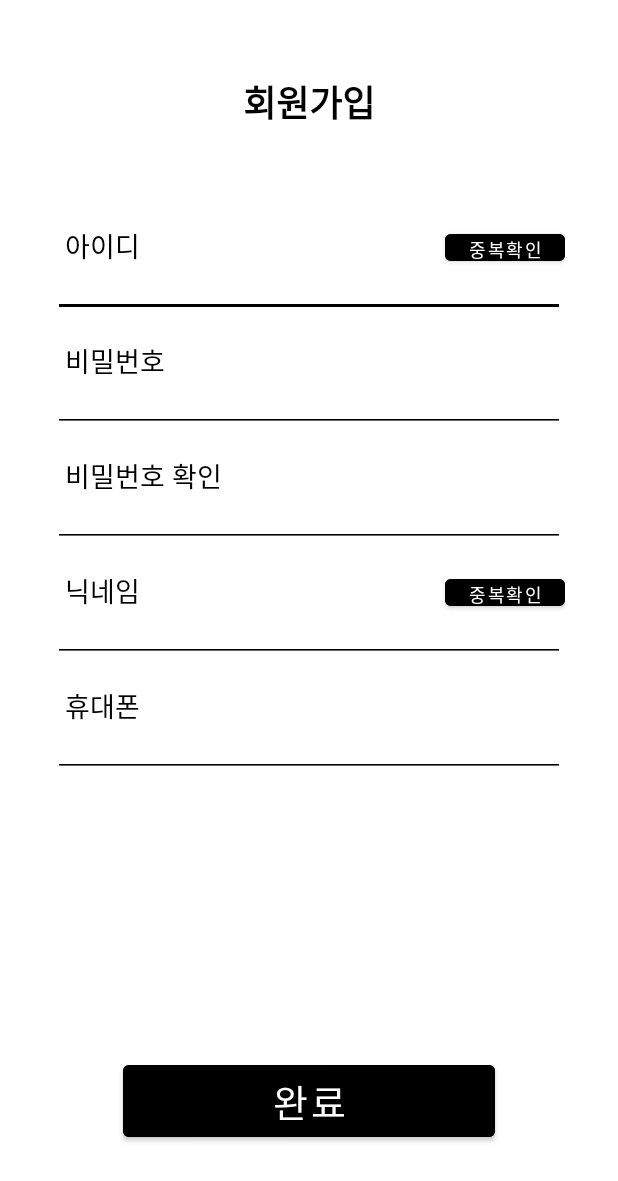
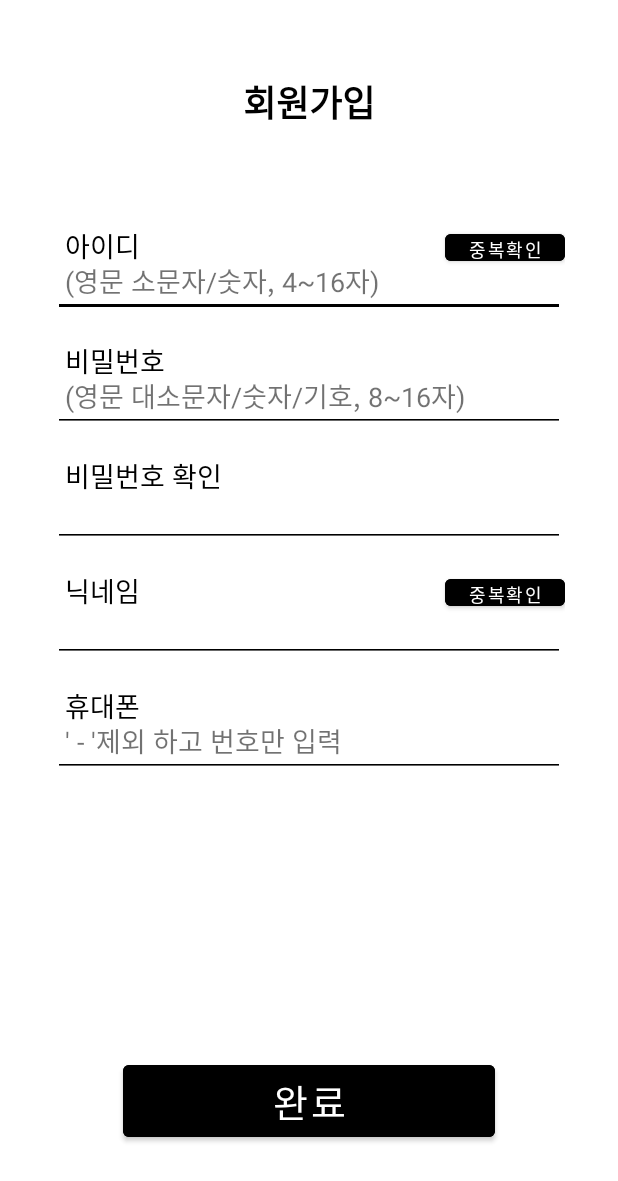
Before and after one commit to Sookyung87/MobileProgramming, an Android app: the layout activity_register.xml on its own in the app's theme, with its tools: preview values and no code run, on a phone screen of 412 x 824 dp. Shown: the top 1181 px of the screen. Run offline under Robolectric (Android 15) with nearby library versions, the light colour scheme and no system bars.

Commit message:
자바로 변경 및 수정

```diff
--- a/app/src/main/res/layout/activity_register.xml
+++ b/app/src/main/res/layout/activity_register.xml
@@ -61,7 +61,8 @@
                     android:inputType="text"
                     android:paddingLeft="8dp"
                     android:textColor="#000000"
-                    android:textColorHint="#8D000000" />
+                    android:textColorHint="#8D000000"
+                    android:hint="(영문 소문자/숫자, 4~16자)"/>
 
                 <Button
                     android:id="@+id/btnCheckId_Reg"
@@ -110,7 +111,8 @@
                     android:layout_gravity="bottom"
                     android:inputType="textPassword"
                     android:textColor="#000000"
-                    android:textColorHint="#8D000000" />
+                    android:textColorHint="#8D000000"
+                    android:hint="(영문 대소문자/숫자/기호, 8~16자)"/>
             </FrameLayout>
 
         </LinearLayout>
@@ -232,7 +234,8 @@
                     android:layout_gravity="bottom"
                     android:inputType="number"
                     android:textColor="#000000"
-                    android:textColorHint="#8D000000" />
+                    android:textColorHint="#8D000000"
+                    android:hint="' - '제외 하고 번호만 입력"/>
 
             </FrameLayout>
 
```
